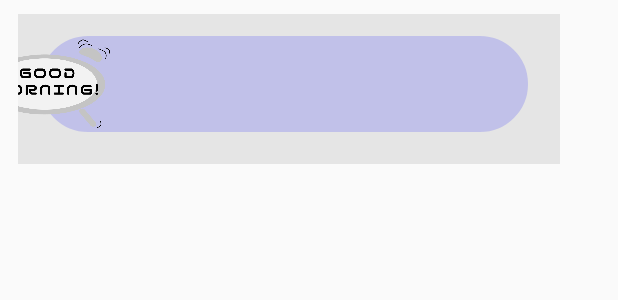
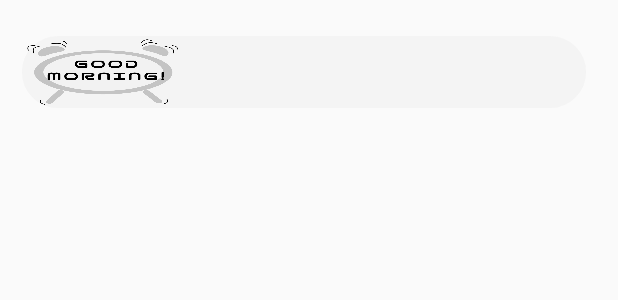
Before and after one commit to NusretOzates/WakeUp, an Android app: the layout deneme.xml on its own in the app's theme, with its tools: preview values and no code run, on a phone screen of 412 x 824 dp. Shown: the top 300 px of the screen. Run offline under Robolectric (Android 15) with nearby library versions, the phone set to English and light mode, and no system bars.

Commit message:
Added custom calendar

```diff
--- a/app/src/main/java/com/nusretozates/wake_up/AlarmRecieverActivity.java
+++ b/app/src/main/java/com/nusretozates/wake_up/AlarmRecieverActivity.java
@@ -22,9 +22,10 @@ import android.widget.VideoView;
 import java.io.IOException;
 
 public class AlarmRecieverActivity extends AppCompatActivity {
-    private MediaPlayer mMediaPlayer;
+    public static MediaPlayer mMediaPlayer;
     private PowerManager.WakeLock wl;
     private VideoView videoView;
+    private Calendar calendar;
     @Override
     protected void onCreate(Bundle savedInstanceState) {
         super.onCreate(savedInstanceState);
@@ -46,7 +47,8 @@ public class AlarmRecieverActivity extends AppCompatActivity {
         videoView = findViewById(R.id.videoView);
         Uri uri = Uri.parse("android.resource://" + getPackageName() + "/" + R.raw.sunrise);
         videoView.setVideoURI(uri);
-
+        calendar = findViewById(R.id.slider);
+        calendar.setActivity(this);
 
         videoView.setOnPreparedListener(new MediaPlayer.OnPreparedListener() {
             @Override
--- a/app/src/main/java/com/nusretozates/wake_up/Calendar.java
+++ b/app/src/main/java/com/nusretozates/wake_up/Calendar.java
@@ -1,5 +1,6 @@
 package com.nusretozates.wake_up;
 
+import android.app.Activity;
 import android.content.Context;
 import android.graphics.Bitmap;
 import android.graphics.BitmapFactory;
@@ -8,7 +9,6 @@ import android.graphics.Color;
 import android.graphics.Paint;
 import android.support.annotation.Nullable;
 import android.util.AttributeSet;
-import android.view.DragEvent;
 import android.view.MotionEvent;
 import android.view.View;
 
@@ -19,17 +19,14 @@ public class Calendar extends View
      * height, width of the clock's view
      */
     private int mHeight, mWidth = 0;
+    private Activity myactivity;
 
     Bitmap bitmap = BitmapFactory.decodeResource(getResources(), R.drawable.slider_saat);
 
     private Paint mPaint;
-    int drawingpic_x = 0, drawingpic_y = 0;
-    int drawingPicWidth;
-    int drawingPicHeight;
-    int drawingPicOffset_x = 0, drawingPicOffset_y = 0;
+
     float a = 0;
-    private float x, y;
-    private boolean isInit, touching, drawingTouch;  // it will be true once the clock will be initialized.
+    private boolean isInit, dragstarted = false;  // it will be true once the clock will be initialized.
 
 
 
@@ -40,6 +37,11 @@ public class Calendar extends View
 
     public Calendar(Context context, @Nullable AttributeSet attrs) {
         super(context, attrs);
+    }
+
+    public void setActivity(Activity activity) {
+        myactivity = activity;
+
     }
 
     @Override
@@ -55,21 +57,23 @@ public class Calendar extends View
         }
 
         /** draw the canvas-color */
-        canvas.drawColor(Color.rgb(229, 229, 229));
+        canvas.drawColor(Color.TRANSPARENT);
 
         mPaint.reset();
-        mPaint.setColor(Color.BLUE);
+        mPaint.setColor(Color.rgb(229, 229, 229));
         mPaint.setStyle(Paint.Style.FILL_AND_STROKE);
         mPaint.setStrokeWidth(6);
         mPaint.setAntiAlias(true);
-        mPaint.setAlpha(40);
+        mPaint.setAlpha(80);
         canvas.drawRoundRect(25f, 25f, ((float) mWidth - 35), ((float) mHeight - 35), 50f, 50f, mPaint);
 
         mPaint.reset();
 
-        canvas.drawBitmap(bitmap, 25f + a - ((mWidth * 25 / 100) / 2), 25f, mPaint);
-        postInvalidateDelayed(500);
-        invalidate();
+        if (dragstarted) {
+            canvas.drawBitmap(bitmap, 25f + a - ((mWidth * 25 / 100) / 2), 25f, mPaint);
+        } else {
+            canvas.drawBitmap(bitmap, 25f, 25f, mPaint);
+        }
 
 
     }
@@ -78,19 +82,35 @@ public class Calendar extends View
     public boolean onTouchEvent(MotionEvent event) {
         int action = event.getAction();
         switch (action) {
-            case MotionEvent.ACTION_BUTTON_PRESS:
-                drag
+            case MotionEvent.ACTION_DOWN:
+                if (event.getX() > 25 && event.getX() < mWidth * 25 / 100) {
+                    dragstarted = true;
+                    invalidate();
+                }
+                break;
+            case MotionEvent.ACTION_MOVE:
+                a = event.getX();
+                invalidate();
+                break;
+            case MotionEvent.ACTION_UP:
+
+
+                if (event.getX() < mWidth - mWidth * 25 / 100) {
+                    dragstarted = false;
+                    invalidate();
+                } else {
+                    AlarmRecieverActivity.mMediaPlayer.stop();
+                    myactivity.finishAndRemoveTask();
+                }
+
+
+                break;
         }
+
         invalidate();
         return true;
 
     }
 
-    @Override
-    public boolean onDragEvent(DragEvent event) {
-        int action = event.getAction();
-        if (action == DragEvent.ACTION_DRAG_ENTERED) {
-            a = event.getX();
-        }
-    }
+
 }
--- a/app/src/main/res/layout/activity_alarm_reciever.xml
+++ b/app/src/main/res/layout/activity_alarm_reciever.xml
@@ -28,6 +28,7 @@
         android:layout_marginBottom="0dp" />
 
     <com.nusretozates.wake_up.Calendar
+        android:id="@+id/slider"
         android:layout_width="match_parent"
         android:layout_height="83dp"
         android:layout_alignParentStart="true"
--- a/app/src/main/res/layout/deneme.xml
+++ b/app/src/main/res/layout/deneme.xml
@@ -4,11 +4,11 @@
     android:layout_height="match_parent">
 
     <com.nusretozates.wake_up.Calendar
-        android:layout_width="361dp"
-        android:layout_height="100dp"
+        android:layout_width="match_parent"
+        android:layout_height="84dp"
         android:layout_alignParentStart="true"
         android:layout_alignParentTop="true"
-        android:layout_marginStart="12dp"
+        android:layout_marginStart="0dp"
         android:layout_marginTop="9dp" />
 
 </RelativeLayout>
```
